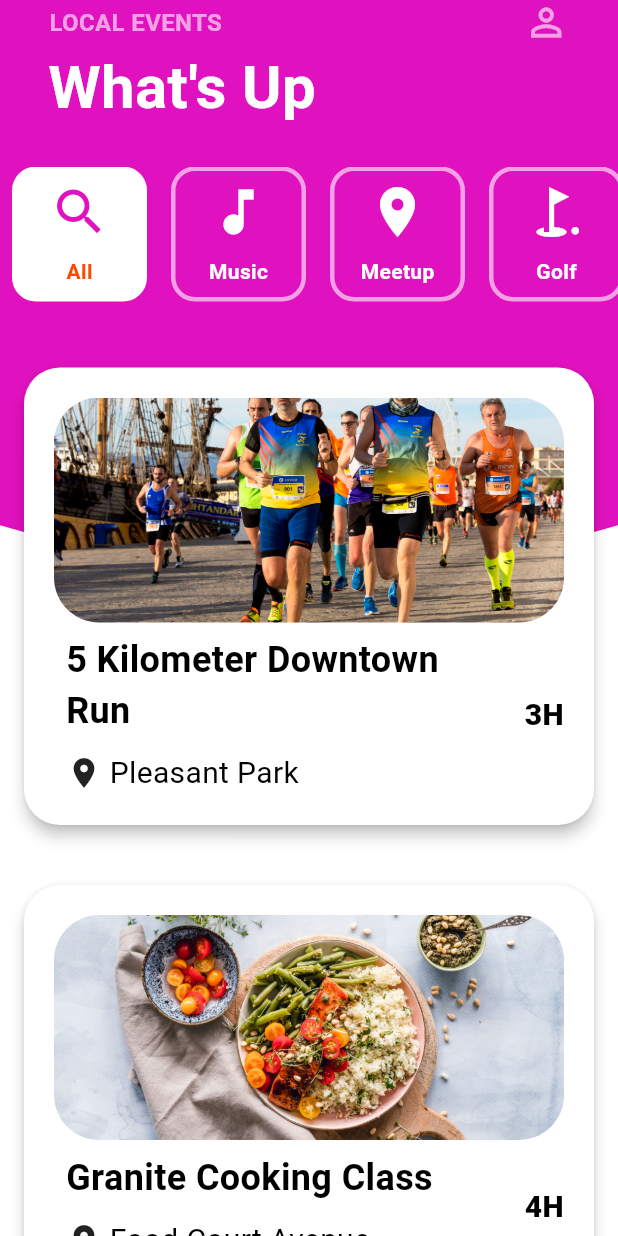
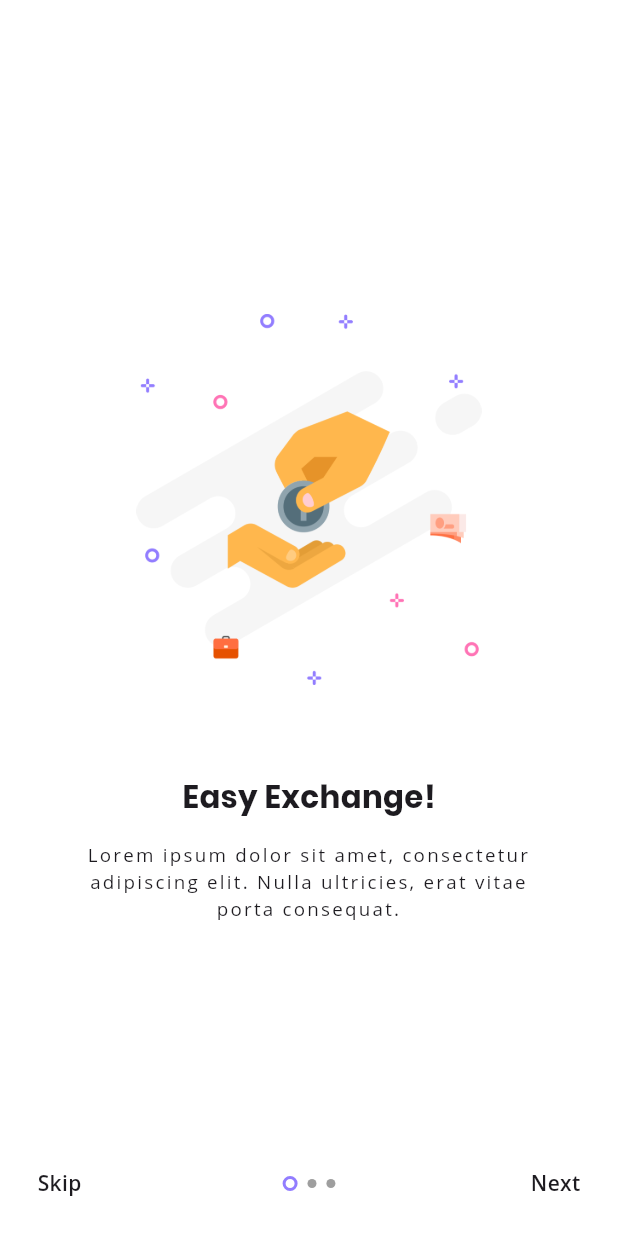
Before and after one commit to fazrilrama/event-flutter, a Flutter app: the screen it shows after launch, on a phone screen of 412 x 824 dp. Run offline on Flutter 3.47's test engine with Material 3 defaults, Android fonts, the phone set to English and light mode, and no system bars.

Commit message:
[FE][adding on boarding]

```diff
--- /dev/null
+++ b/lib/constants/constant.dart
@@ -0,0 +1,11 @@
+class Constants{
+  static const String POPPINS = "Poppins";
+  static const String OPEN_SANS = "OpenSans";
+  static const String SKIP = "Skip";
+  static const String NEXT = "Next";
+  static const String SLIDER_HEADING_1 = "Easy Exchange!";
+  static const String SLIDER_HEADING_2 = "Easy to Use!";
+  static const String SLIDER_HEADING_3 = "Connect with Others";
+  static const String SLIDER_DESC = "Lorem ipsum dolor sit amet, consectetur adipiscing elit. Nulla ultricies, erat vitae porta consequat.";
+
+}
--- a/lib/main.dart
+++ b/lib/main.dart
@@ -1,7 +1,7 @@
 import 'package:flutter/material.dart';
-import 'package:myapps/test.dart';
+import 'package:flutter/services.dart';
 import 'package:myapps/ui/homepage/home_page.dart';
-
+import 'package:myapps/screens/landing_page.dart';
 void main() {
   runApp(const MyApp());
 }
@@ -12,14 +12,21 @@ class MyApp extends StatelessWidget {
   // This widget is the root of your application.
   @override
   Widget build(BuildContext context) {
+    SystemChrome.setSystemUIOverlayStyle(SystemUiOverlayStyle(
+      statusBarColor: Colors.transparent,
+      statusBarIconBrightness: Brightness.dark,
+      systemNavigationBarColor: Colors.white,
+      systemNavigationBarDividerColor: Colors.grey,
+      systemNavigationBarIconBrightness: Brightness.dark,
+    ));
     return MaterialApp(
       debugShowCheckedModeBanner: false,
       title: 'Flutter Demo',
       theme: ThemeData(
-        scaffoldBackgroundColor: Color(0xFFFFFFFF),
-        primaryColor: Color.fromARGB(255, 224, 17, 190),
+        primarySwatch: Colors.blue,
+        platform: TargetPlatform.android
       ),
-      home: HomePage(),
+      home: LandingPage(),
     );
   }
 }
--- /dev/null
+++ b/lib/main_2.dart
@@ -0,0 +1,23 @@
+import 'package:flutter/material.dart';
+import 'package:myapps/ui/homepage/home_page.dart';
+void main() {
+  runApp(const MyApp());
+}
+
+class MyApp extends StatelessWidget {
+  const MyApp({super.key});
+
+  // This widget is the root of your application.
+  @override
+  Widget build(BuildContext context) {
+    return MaterialApp(
+      debugShowCheckedModeBanner: false,
+      title: 'Flutter Demo',
+      theme: ThemeData(
+        scaffoldBackgroundColor: Color(0xFFFFFFFF),
+        primaryColor: Color.fromARGB(255, 224, 17, 190),
+      ),
+      home: HomePage(),
+    );
+  }
+}
--- /dev/null
+++ b/lib/model/slider.dart
@@ -0,0 +1,29 @@
+import 'package:flutter/cupertino.dart';
+import 'package:myapps/constants/constant.dart';
+
+class Slider {
+  final String sliderImageUrl;
+  final String sliderHeading;
+  final String sliderSubHeading;
+
+  Slider({
+    required this.sliderImageUrl,
+    required this.sliderHeading,
+    required this.sliderSubHeading
+  });
+}
+
+final sliderArrayList = [
+  Slider(
+    sliderImageUrl: 'assets/images/slider_1.png',
+    sliderHeading: Constants.SLIDER_HEADING_1,
+    sliderSubHeading: Constants.SLIDER_DESC),
+  Slider(
+    sliderImageUrl: 'assets/images/slider_2.png',
+    sliderHeading: Constants.SLIDER_HEADING_2,
+    sliderSubHeading: Constants.SLIDER_DESC),
+  Slider(
+    sliderImageUrl: 'assets/images/slider_3.png',
+    sliderHeading: Constants.SLIDER_HEADING_3,
+    sliderSubHeading: Constants.SLIDER_DESC),
+];
--- /dev/null
+++ b/lib/screens/landing_page.dart
@@ -0,0 +1,26 @@
+import 'package:flutter/material.dart';
+import 'package:flutter/cupertino.dart';
+import 'package:myapps/ui_view/slider_layout_view.dart';
+import 'package:myapps/constants/constant.dart';
+import 'package:myapps/widgets/custom_font.dart';
+
+class LandingPage extends StatefulWidget {
+  const LandingPage({super.key});
+
+  @override
+  State<StatefulWidget> createState() => _LandingPageState();
+}
+
+class _LandingPageState extends State<LandingPage> {
+  @override
+  Widget build(BuildContext context) {
+    return Scaffold(
+      backgroundColor: Colors.white,
+      body: onBordingBody(),
+    );
+  }
+
+  Widget onBordingBody() => Container(
+    child: SliderLayoutView(),
+  );
+}
--- /dev/null
+++ b/lib/ui_view/slider_layout_view.dart
@@ -0,0 +1,124 @@
+import 'dart:async';
+
+import 'package:flutter/material.dart';
+import 'package:flutter/cupertino.dart';
+import 'package:myapps/constants/constant.dart';
+import 'package:myapps/model/slider.dart';
+import 'package:myapps/ui/homepage/home_page.dart';
+import 'package:myapps/widgets/slide_dots.dart';
+import 'package:myapps/widgets/slide_items/slide_item.dart';
+
+class SliderLayoutView extends StatefulWidget {
+  const SliderLayoutView({super.key});
+
+  @override
+  State<SliderLayoutView> createState() => _SliderLayoutViewState();
+}
+
+class _SliderLayoutViewState extends State<SliderLayoutView> {
+  int _currentPage = 0;
+  final PageController _pageController = PageController(initialPage: 0);
+
+  @override
+  void initState() {
+    super.initState();
+    Timer.periodic(const Duration(seconds: 5), (Timer timer) {
+      if (_currentPage < 2) {
+        _currentPage++;
+      } else {
+        _currentPage = 0;
+      }
+    });
+  }
+
+  @override
+  void dispose() {
+    super.dispose();
+    _pageController.dispose();
+  }
+
+  _onPageChanged(int index) {
+    setState(() {
+      _currentPage = index;
+    });
+  }
+
+  @override
+  Widget build(BuildContext context) => topSliderLayout();
+
+  Widget topSliderLayout() => Container(
+    child: Padding(
+      padding: const EdgeInsets.all(10.0),
+      child: Stack(
+        alignment: AlignmentDirectional.bottomCenter,
+        children: <Widget>[
+          PageView.builder(
+            scrollDirection: Axis.horizontal,
+            controller: _pageController,
+            onPageChanged: _onPageChanged,
+            itemCount: sliderArrayList.length,
+            itemBuilder: (ctx, i) => SlideItem(i),
+          ),
+          Stack(
+            alignment: AlignmentDirectional.topStart,
+            children: <Widget>[
+              Align(
+                alignment: Alignment.bottomRight,
+                child: Padding(
+                  padding: const EdgeInsets.only(right: 15.0, bottom: 15.0),
+                  child: InkWell(
+                    onTap: (){
+                      setState(() {
+                        if(_currentPage<2){
+                          _currentPage++;
+                        }else {
+                          _currentPage = 0;
+                        }
+                      });
+                      _pageController.animateToPage(_currentPage, duration: Duration(seconds: 1),curve: Curves.easeIn);
+                    },
+                    child: const Text(
+                      Constants.NEXT,
+                      style: TextStyle(
+                        fontFamily: Constants.OPEN_SANS,
+                        fontWeight: FontWeight.w600,
+                        fontSize: 14.0,
+                      ),
+                    ),
+                  ),
+                ),
+              ),
+           const   Align(
+                alignment: Alignment.bottomLeft,
+                child: Padding(
+                  padding: EdgeInsets.only(left: 15.0, bottom: 15.0),
+                  child: Text(
+                    Constants.SKIP,
+                    style: TextStyle(
+                      fontFamily: Constants.OPEN_SANS,
+                      fontWeight: FontWeight.w600,
+                      fontSize: 14.0,
+                    ),
+                  ),
+                ),
+              ),
+              Container(
+                alignment: AlignmentDirectional.bottomCenter,
+                margin: const EdgeInsets.only(bottom: 20.0),
+                child: Row(
+                  mainAxisAlignment: MainAxisAlignment.center,
+                  children: <Widget>[
+                    for (int i = 0; i < sliderArrayList.length; i++)
+                      if (i == _currentPage)
+                        const SlideDots(true)
+                      else
+                        const SlideDots(false)
+                  ],
+                ),
+              ),
+            ],
+          )
+        ],
+      )),
+    );
+}
--- /dev/null
+++ b/lib/widgets/custom_font.dart
@@ -0,0 +1,19 @@
+import 'package:flutter/cupertino.dart';
+
+class CustomFont extends StatelessWidget {
+  final inputText, fontSize, fontType;
+  final fontWeight;
+  const CustomFont({this.inputText, this.fontSize, this.fontType, this.fontWeight});
+
+  @override
+  Widget build(BuildContext context) {
+    return Text(
+      inputText,
+      style: TextStyle(
+        fontFamily: fontType,
+        fontWeight: fontWeight,
+        fontSize: fontSize,
+      ),
+    );
+  }
+}
--- /dev/null
+++ b/lib/widgets/slide_dots.dart
@@ -0,0 +1,22 @@
+import 'package:flutter/material.dart';
+import 'package:flutter/cupertino.dart';
+
+class SlideDots extends StatelessWidget {
+  final bool isActive;
+  const SlideDots(this.isActive);
+
+  @override
+  Widget build(BuildContext context) {
+    return AnimatedContainer(
+      duration: Duration(milliseconds: 150),
+      margin: const EdgeInsets.symmetric(horizontal: 3.3),
+      height: isActive ? 10 : 6,
+      width: isActive ? 10 : 6,
+      decoration: BoxDecoration(
+        color: isActive ? Colors.white : Colors.grey,
+        border: isActive ?  Border.all(color: Color(0xff927DFF),width: 2.0,) : Border.all(color: Colors.transparent,width: 1,),
+        borderRadius: BorderRadius.all(Radius.circular(12)),
+      ),
+    );
+  }
+}
--- /dev/null
+++ b/lib/widgets/slide_items/slide_item.dart
@@ -0,0 +1,56 @@
+import 'package:flutter/material.dart';
+import 'package:myapps/constants/constant.dart';
+import 'package:myapps/model/slider.dart';
+
+class SlideItem extends StatelessWidget {
+  final int index;
+  const SlideItem(this.index);
+
+  @override
+  Widget build(BuildContext context) {
+    return Column(
+      crossAxisAlignment: CrossAxisAlignment.center,
+      mainAxisAlignment: MainAxisAlignment.center,
+      children: <Widget>[
+        Container(
+          height: MediaQuery.of(context).size.width * 0.6,
+          width: MediaQuery.of(context).size.height * 0.4,
+          decoration: BoxDecoration(
+            image: DecorationImage(
+              image: AssetImage(sliderArrayList[index].sliderImageUrl)
+            )
+          ),
+        ),
+        SizedBox(
+          height: 60.0,
+        ),
+        Text(
+          sliderArrayList[index].sliderHeading,
+          style: TextStyle(
+            fontFamily: Constants.POPPINS,
+            fontWeight: FontWeight.w700,
+            fontSize: 20.5,
+          ),
+        ),
+        SizedBox(
+          height: 15.0,
+        ),
+        Center(
+          child: Padding(
+            padding: EdgeInsets.symmetric(horizontal: 40.0),
+            child: Text(
+              sliderArrayList[index].sliderSubHeading,
+              style: TextStyle(
+                fontFamily: Constants.OPEN_SANS,
+                fontWeight: FontWeight.w500,
+                letterSpacing: 1.5,
+                fontSize: 12.5,
+              ),
+              textAlign: TextAlign.center,
+            ),
+          ),
+        )
+      ],
+    );
+  }
+}
```
Also changed, not shown: pubspec.yaml (+18 -11 lines), assets/fonts/OpenSans-Bold.ttf (added), assets/fonts/OpenSans-Regular.ttf (added), assets/fonts/OpenSans-SemiBold.ttf (added), assets/fonts/Poppins-Bold.ttf (added), assets/fonts/Poppins-Regular.ttf (added), assets/fonts/Poppins-SemiBold.ttf (added), assets/images/slider_1.png (added), assets/images/slider_2.png (added), assets/images/slider_3.png (added).
